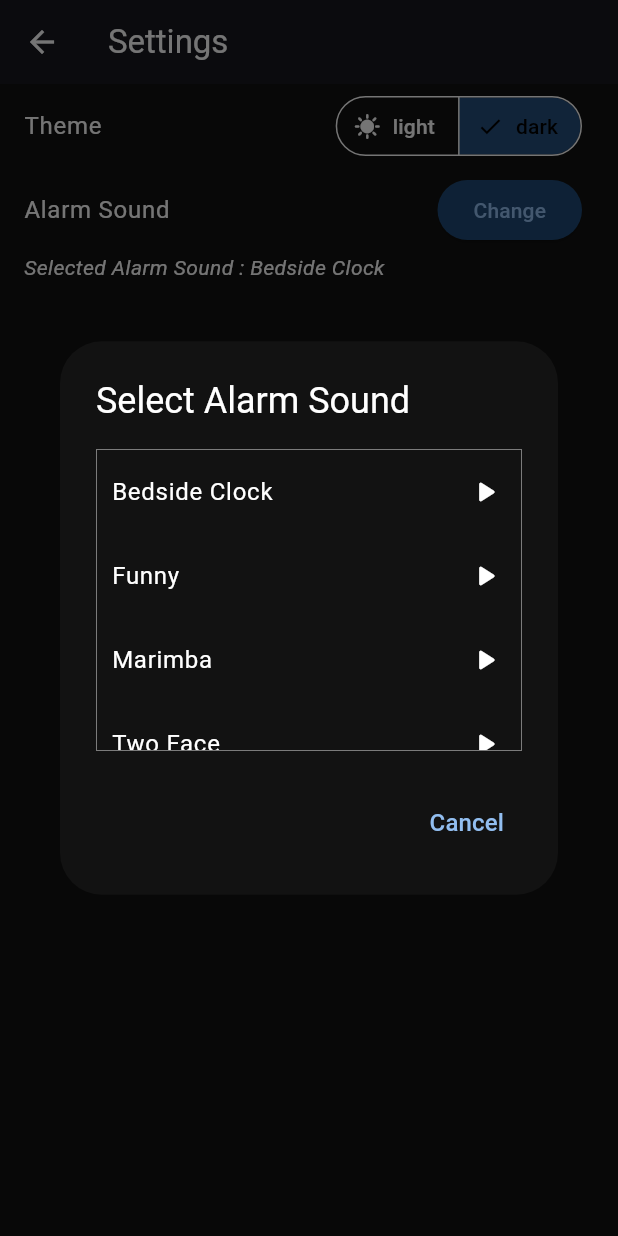
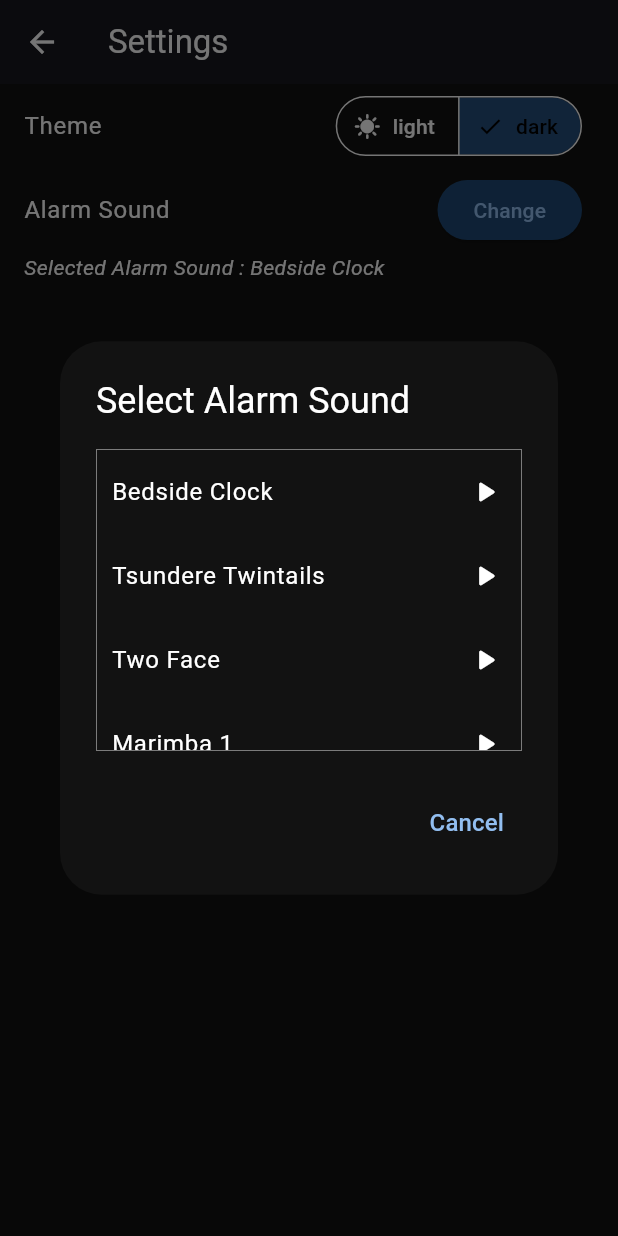
Before and after one commit to RudraShivm/Listify, a Flutter app: the SettingsPage screen opened directly, after a tap on "dark", after a tap on "Change", on a phone screen of 412 x 824 dp. Run offline on Flutter 3.47's test engine with Material 3 defaults, Android fonts, the light colour scheme and no system bars; our stand-ins replace audioplayers, permission_handler, sqflite; missing offline and left inert: alarm; accounts and stored records are empty.

Commit message:
added two more alarms

```diff
--- a/lib/settings_page.dart
+++ b/lib/settings_page.dart
@@ -18,9 +18,12 @@ class _SettingsPageState extends State<SettingsPage> {
   // List of MP3 files from assets (manually defined)
   final List<AlarmSound> alarmSounds = [
     AlarmSound(name: 'Bedside Clock', location: 'assets/sounds/bedside.mp3'),
+    AlarmSound(name: 'Tsundere Twintails', location: 'assets/sounds/tsundere-twintails.mp3'),
+    AlarmSound(name: 'Two Face', location: 'assets/sounds/two-face.mp3'),
+    AlarmSound(name: 'Marimba 1', location: 'assets/sounds/marimba-1.mp3'),
+    AlarmSound(name: 'Marimba 2', location: 'assets/sounds/marimba-2.mp3'),
     AlarmSound(name: 'Funny', location: 'assets/sounds/funny-alarm.mp3'),
-    AlarmSound(name: 'Marimba', location: 'assets/sounds/marimba-alarm.mp3'),
-    AlarmSound(name: 'Two Face', location: 'assets/sounds/two-face.mp3'),
+
   ];
   String currentAudioPath = '';
 
```
Also changed, not shown: 4 other files.
